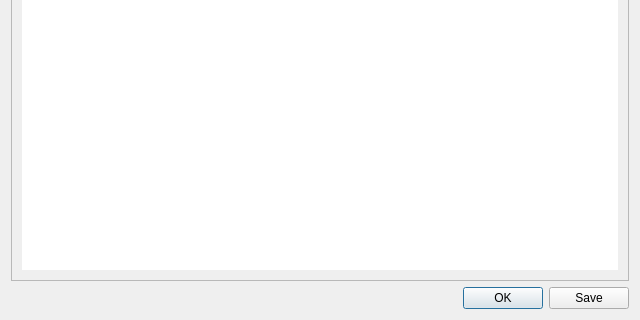
First picture: the form in coquery/gui/visualizer.ui, repository gkunter/coquery, before the edit; both pictures show x 0 to 640 and y 160 to 480 of the 640 by 480 pixel window.
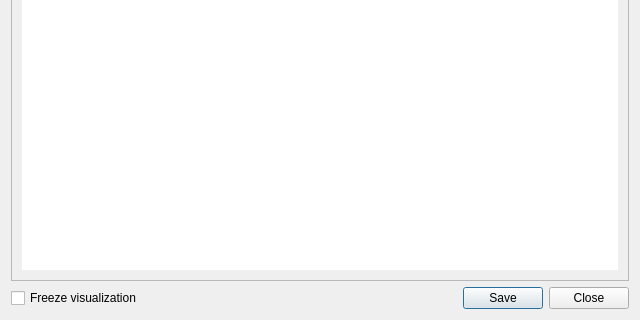
Second picture: the form after the edit.

Commit message: Add Freeze checkbox

```diff
--- a/coquery/gui/visualizer.ui
+++ b/coquery/gui/visualizer.ui
@@ -54,14 +54,38 @@
     </widget>
    </item>
    <item>
+    <layout class="QHBoxLayout" name="horizontalLayout">
+     <item>
+      <widget class="QCheckBox" name="check_freeze">
+       <property name="text">
+        <string>Freeze visualization</string>
+       </property>
+      </widget>
+     </item>
+     <item>
+      <spacer name="horizontalSpacer">
+       <property name="orientation">
+        <enum>Qt::Horizontal</enum>
+       </property>
+       <property name="sizeHint" stdset="0">
+        <size>
+         <width>40</width>
+         <height>20</height>
+        </size>
+       </property>
+      </spacer>
+     </item>
+     <item>
     <widget class="QDialogButtonBox" name="buttonBox">
      <property name="orientation">
       <enum>Qt::Horizontal</enum>
      </property>
      <property name="standardButtons">
-      <set>QDialogButtonBox::Ok|QDialogButtonBox::Save</set>
-     </property>
-    </widget>
+        <set>QDialogButtonBox::Close|QDialogButtonBox::Save</set>
+       </property>
+      </widget>
+     </item>
+    </layout>
    </item>
   </layout>
  </widget>
```
Left out of the diff: 8 changed lines with no effect on the pictures. Lines whose indentation alone changed are shown as unchanged. The commit also changes 1 other file.
